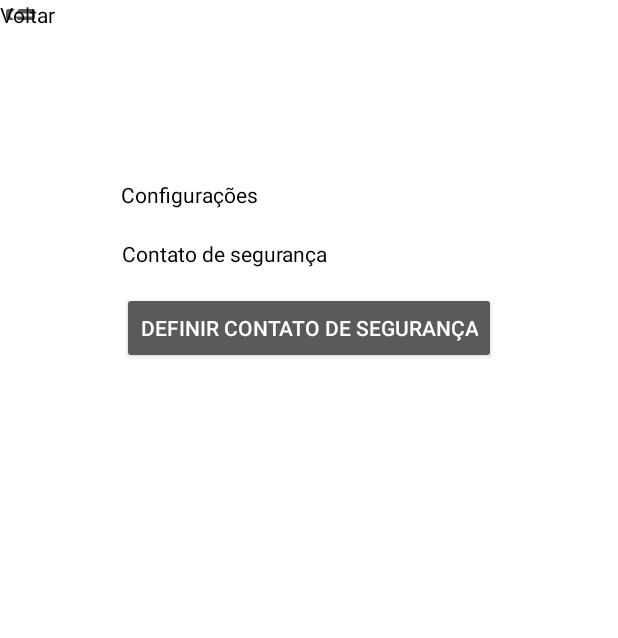
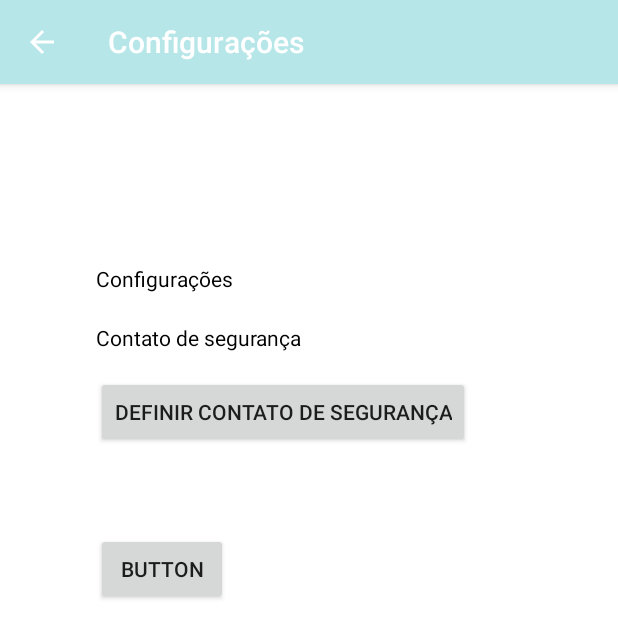
Before and after one commit to nicolas-suzuki/radq, an Android app: the screen it shows after launch (SettingsActivity), after a tap on "Configurações", on a phone screen of 412 x 824 dp. Shown: the top 638 px of the screen. Run offline under Robolectric (Android 15) with nearby library versions, the light colour scheme and no system bars.

Commit message:
added views/activities and started working on notifications

```diff
--- a/app/src/main/java/com/aden/radq/CameraActivity.java
+++ b/app/src/main/java/com/aden/radq/CameraActivity.java
@@ -50,7 +50,7 @@ public class CameraActivity extends AppCompatActivity implements CameraBridgeVie
     int framesParaConfirmarQueda = 0;
     Net tinyYolo;
 
-    public void YOLO(View Button){
+    public void YOLO(){
         if (!startYolo){
             startYolo = true;
             if (firstTimeYolo){
@@ -86,6 +86,7 @@ public class CameraActivity extends AppCompatActivity implements CameraBridgeVie
                 if (status == BaseLoaderCallback.SUCCESS) {
                     cameraBridgeViewBase.setCameraIndex(0); //changes from frontal to back cameras
                     cameraBridgeViewBase.enableView();
+                    YOLO();
                 } else {
                     super.onManagerConnected(status);
                 }
--- a/app/src/main/java/com/aden/radq/MainActivity.java
+++ b/app/src/main/java/com/aden/radq/MainActivity.java
@@ -2,67 +2,51 @@ package com.aden.radq;
 
 import android.content.Intent;
 import android.os.Bundle;
-import android.os.CountDownTimer;
 import android.view.View;
 import android.widget.ImageButton;
 
 import androidx.appcompat.app.AppCompatActivity;
 
 public class MainActivity extends AppCompatActivity {
-
-
     @Override
     protected void onCreate(Bundle savedInstanceState) {
         super.onCreate(savedInstanceState);
-        setContentView(R.layout.loading_activity);
-        new CountDownTimer(3000,100){
-            public void onTick(long millisUntilFinished) {
+        //setContentView(R.layout.loading_activity);
 
-            }
-            public  void onFinish(){
         setContentView(R.layout.main_activity);
-                ImageButton bttnCamera = (ImageButton) findViewById(R.id.bttnCamera);
-                bttnCamera.setOnClickListener(new View.OnClickListener(){
+        ImageButton bttnCamera = findViewById(R.id.bttnCamera);
+        bttnCamera.setOnClickListener(new View.OnClickListener() {
             @Override
-                    public void onClick(View v){
+            public void onClick(View v) {
                 openCameraActivity();
             }
         });
 
-                ImageButton bttnAlarms = (ImageButton) findViewById(R.id.bttnAlarms);
-                bttnAlarms.setOnClickListener(new View.OnClickListener(){
+        ImageButton bttnAlarms = findViewById(R.id.bttnAlarms);
+        bttnAlarms.setOnClickListener(new View.OnClickListener() {
             @Override
             public void onClick(View v) {
                 openAlarmsActivity();
             }
         });
 
-                ImageButton bttnNotifications = (ImageButton) findViewById(R.id.bttnNotifications);
-                bttnNotifications.setOnClickListener(new View.OnClickListener(){
+        ImageButton bttnNotifications = findViewById(R.id.bttnNotifications);
+        bttnNotifications.setOnClickListener(new View.OnClickListener() {
             @Override
             public void onClick(View v) {
                 openNotificationsActivity();
             }
         });
 
-                ImageButton bttnSettings = (ImageButton) findViewById(R.id.bttnSettings);
-                bttnSettings.setOnClickListener(new View.OnClickListener(){
+        ImageButton bttnSettings = findViewById(R.id.bttnSettings);
+        bttnSettings.setOnClickListener(new View.OnClickListener() {
             @Override
             public void onClick(View v) {
                 openSettingsActivity();
             }
         });
+    }
 
-
-
-
-
-            }
-        }.start();
-
-
-
-    }
 
     public void openCameraActivity(){
         Intent intent = new Intent(this, CameraActivity.class);
--- a/app/src/main/java/com/aden/radq/SettingsActivity.java
+++ b/app/src/main/java/com/aden/radq/SettingsActivity.java
@@ -1,6 +1,9 @@
 package com.aden.radq;
 
 import android.os.Bundle;
+import android.view.View;
+import android.widget.Button;
+import android.widget.ImageButton;
 
 import androidx.appcompat.app.AppCompatActivity;
 
@@ -10,6 +13,12 @@ public class SettingsActivity extends AppCompatActivity {
         super.onCreate(savedInstanceState);
         setContentView(R.layout.settings_activity);
 
-
+        Button switchCamera = (Button) findViewById(R.id.bttnSwitchCamera);
+        switchCamera.setOnClickListener(new View.OnClickListener() {
+            @Override
+            public void onClick(View v) {
+                //
+            }
+        });
     }
 }
--- /dev/null
+++ b/app/src/main/java/com/aden/radq/SplashScreenActivity.java
@@ -0,0 +1,15 @@
+package com.aden.radq;
+
+import android.content.Intent;
+import android.os.Bundle;
+import androidx.appcompat.app.AppCompatActivity;
+
+public class SplashScreenActivity extends AppCompatActivity {
+    @Override
+    protected void onCreate(Bundle savedInstanceState){
+        super.onCreate(savedInstanceState);
+
+        startActivity(new Intent(this, MainActivity.class));
+        finish();
+    }
+}
--- /dev/null
+++ b/app/src/main/res/drawable/background_splashscreen.xml
@@ -0,0 +1,9 @@
+<?xml version="1.0" encoding="utf-8"?>
+<layer-list xmlns:android="http://schemas.android.com/apk/res/android">
+    <item android:drawable="@color/colorPrimary"/>
+    <item>
+        <bitmap
+            android:gravity="center"
+            android:src="@drawable/elder_low_resolution" />
+    </item>
+</layer-list>
--- a/app/src/main/res/layout/main_activity.xml
+++ b/app/src/main/res/layout/main_activity.xml
@@ -128,11 +128,12 @@
         android:id="@+id/txtWelcomeTitle"
         android:layout_width="wrap_content"
         android:layout_height="wrap_content"
+        android:layout_marginStart="64dp"
         android:layout_marginTop="32dp"
         android:text="@string/welcome_title"
         android:textColor="@android:color/black"
         app:layout_constraintEnd_toEndOf="parent"
-        app:layout_constraintHorizontal_bias="0.224"
+        app:layout_constraintHorizontal_bias="0.0"
         app:layout_constraintStart_toStartOf="parent"
         app:layout_constraintTop_toTopOf="parent" />
 
@@ -140,11 +141,12 @@
         android:id="@+id/txtWelcomeDescription"
         android:layout_width="wrap_content"
         android:layout_height="wrap_content"
+        android:layout_marginStart="64dp"
         android:layout_marginTop="16dp"
         android:text="@string/welcome_description"
         android:textColor="@android:color/darker_gray"
         app:layout_constraintEnd_toEndOf="parent"
-        app:layout_constraintHorizontal_bias="0.402"
+        app:layout_constraintHorizontal_bias="0"
         app:layout_constraintStart_toStartOf="parent"
         app:layout_constraintTop_toBottomOf="@+id/txtWelcomeTitle" />
 
--- a/app/src/main/res/layout/settings_activity.xml
+++ b/app/src/main/res/layout/settings_activity.xml
@@ -10,9 +10,11 @@
         android:id="@+id/bttnDefineSafeContact"
         android:layout_width="wrap_content"
         android:layout_height="wrap_content"
+        android:layout_marginStart="64dp"
         android:layout_marginTop="16dp"
         android:text="@string/define_safe_contact_button"
         app:layout_constraintEnd_toEndOf="parent"
+        app:layout_constraintHorizontal_bias="0.0"
         app:layout_constraintStart_toStartOf="parent"
         app:layout_constraintTop_toBottomOf="@+id/txtSafeContactTitle" />
 
@@ -20,11 +22,12 @@
         android:id="@+id/txtSettings"
         android:layout_width="wrap_content"
         android:layout_height="wrap_content"
+        android:layout_marginStart="64dp"
         android:layout_marginTop="120dp"
         android:text="@string/settings_title"
         android:textColor="@android:color/black"
         app:layout_constraintEnd_toEndOf="parent"
-        app:layout_constraintHorizontal_bias="0.251"
+        app:layout_constraintHorizontal_bias="0.0"
         app:layout_constraintStart_toStartOf="parent"
         app:layout_constraintTop_toTopOf="parent" />
 
@@ -32,33 +35,28 @@
         android:id="@+id/txtSafeContactTitle"
         android:layout_width="wrap_content"
         android:layout_height="wrap_content"
+        android:layout_marginStart="64dp"
         android:layout_marginTop="20dp"
         android:text="@string/safe_contact_title"
         android:textColor="@android:color/black"
         app:layout_constraintEnd_toEndOf="parent"
-        app:layout_constraintHorizontal_bias="0.295"
+        app:layout_constraintHorizontal_bias="0.0"
         app:layout_constraintStart_toStartOf="parent"
         app:layout_constraintTop_toBottomOf="@+id/txtSettings" />
 
-    <ImageButton
-        android:id="@+id/bttnBack"
-        android:layout_width="27dp"
-        android:layout_height="19dp"
-        app:srcCompat="@drawable/abc_vector_test"
-        tools:layout_editor_absoluteX="321dp"
-        tools:layout_editor_absoluteY="26dp" />
-
-    <TextView
-        android:id="@+id/txtBttnBack"
+    <Button
+        android:id="@+id/bttnSwitchCamera"
         android:layout_width="wrap_content"
         android:layout_height="wrap_content"
-        android:text="@string/back_button_text"
-        android:textColor="@android:color/black"
-        tools:layout_editor_absoluteX="348dp"
-        tools:layout_editor_absoluteY="26dp" />
+        android:layout_marginStart="64dp"
+        android:layout_marginTop="38dp"
+        android:layout_marginEnd="240dp"
+        android:layout_marginBottom="402dp"
+        android:text="Button"
+        app:layout_constraintBottom_toBottomOf="parent"
+        app:layout_constraintEnd_toEndOf="parent"
+        app:layout_constraintHorizontal_bias="0.0"
+        app:layout_constraintStart_toStartOf="parent"
+        app:layout_constraintTop_toBottomOf="@+id/bttnDefineSafeContact" />
 
-    <FrameLayout
-        android:id="@+id/settings"
-        android:layout_width="match_parent"
-        android:layout_height="match_parent" />
 </androidx.constraintlayout.widget.ConstraintLayout>
--- a/app/src/main/res/values/colors.xml
+++ b/app/src/main/res/values/colors.xml
@@ -1,6 +1,6 @@
 <?xml version="1.0" encoding="utf-8"?>
 <resources>
-    <color name="colorPrimary">#6200EE</color>
-    <color name="colorPrimaryDark">#3700B3</color>
+    <color name="colorPrimary">#B6E6E8</color>
+    <color name="colorPrimaryDark">#7cd2d6</color>
     <color name="colorAccent">#03DAC5</color>
 </resources>
--- a/app/src/main/res/values/strings.xml
+++ b/app/src/main/res/values/strings.xml
@@ -1,6 +1,6 @@
 <resources>
     <string name="app_name">Robô Autônomo Detector de Quedas</string>
-    <string name="app_description">Robô autôomo detector de quedas</string>
+    <string name="app_description">Robô autônomo detector de quedas</string>
     <string name="yolo">Botão Temporário (será removido)</string>
     <string name="downloading_necessary_files">Baixando arquivos necessários do RADQ</string>
     <string name="downloading_CFG_File">Arquivo \'cfg\' da identificação visual</string>
--- a/app/src/main/res/values/styles.xml
+++ b/app/src/main/res/values/styles.xml
@@ -7,4 +7,22 @@
         <item name="colorAccent">@color/colorAccent</item>
     </style>
 
+    <style name="SplashScreen" parent="Theme.AppCompat.Light.NoActionBar">
+        <item name="android:windowBackground">@drawable/background_splashscreen</item>
+    </style>
+
+    <style name="AppThemeNoActionBar" parent="Theme.AppCompat.Light.NoActionBar">
+        <!-- Customize your theme here. -->
+        <item name="colorPrimary">@color/colorPrimary</item>
+        <item name="colorPrimaryDark">@color/colorPrimaryDark</item>
+        <item name="colorAccent">@color/colorAccent</item>
+    </style>
+
+    <style name="AppThemeBlackActionBar" parent="Theme.AppCompat.Light.DarkActionBar">
+        <!-- Customize your theme here. -->
+        <item name="colorPrimary">@android:color/black</item>
+        <item name="colorPrimaryDark">@android:color/black</item>
+        <item name="colorAccent">@color/colorAccent</item>
+    </style>
+
 </resources>
```
Also changed, not shown: app/src/main/AndroidManifest.xml (+40 -18 lines), app/src/main/res/layout/alarms_activity.xml (+0 -16 lines), app/src/main/res/layout/camera_activity.xml (+0 -27 lines), app/src/main/res/layout/loading_activity.xml (deleted, +0 -38 lines), app/src/main/res/layout/notifications_activity.xml (+2 -16 lines), app/src/main/res/drawable/elder_low_resolution.png (added). Lines whose indentation alone changed are shown as unchanged.
